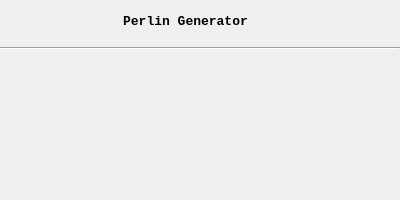
Old version of the form Version_1/ui/perlinwidget.ui in the repository cgcodeboy/TerrainBuilder.
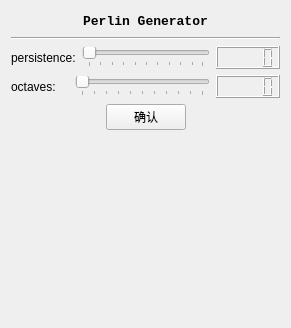
New version of the form.

What changed in the file:
```diff
--- a/Version_1/ui/perlinwidget.ui
+++ b/Version_1/ui/perlinwidget.ui
@@ -6,35 +6,15 @@
    <rect>
     <x>0</x>
     <y>0</y>
-    <width>400</width>
-    <height>200</height>
-   </rect>
-  </property>
-  <property name="windowTitle">
-   <string>Perlin Generator</string>
-  </property>
-  <widget class="Line" name="line">
-   <property name="geometry">
-    <rect>
-     <x>0</x>
-     <y>40</y>
-     <width>400</width>
-     <height>16</height>
-    </rect>
-   </property>
-   <property name="orientation">
-    <enum>Qt::Horizontal</enum>
-   </property>
-  </widget>
-  <widget class="QWidget" name="layoutWidget">
-   <property name="geometry">
-    <rect>
-     <x>40</x>
-     <y>10</y>
      <width>291</width>
-     <height>22</height>
-    </rect>
-   </property>
+    <height>328</height>
+   </rect>
+  </property>
+  <property name="windowTitle">
+   <string>Perlin Generator</string>
+  </property>
+  <layout class="QVBoxLayout" name="verticalLayout">
+   <item>
    <layout class="QHBoxLayout" name="horizontalLayout">
     <item>
      <spacer name="horizontalSpacer">
@@ -81,7 +61,119 @@
      </spacer>
     </item>
    </layout>
-  </widget>
+   </item>
+   <item>
+    <widget class="Line" name="line">
+     <property name="orientation">
+      <enum>Qt::Horizontal</enum>
+     </property>
+    </widget>
+   </item>
+   <item>
+    <layout class="QHBoxLayout" name="horizontalLayout_2">
+     <item>
+      <widget class="QLabel" name="label_2">
+       <property name="text">
+        <string>persistence:</string>
+       </property>
+      </widget>
+     </item>
+     <item>
+      <widget class="QSlider" name="persistance_SL">
+       <property name="singleStep">
+        <number>0</number>
+       </property>
+       <property name="orientation">
+        <enum>Qt::Horizontal</enum>
+       </property>
+       <property name="tickPosition">
+        <enum>QSlider::TicksBelow</enum>
+       </property>
+      </widget>
+     </item>
+     <item>
+      <widget class="QLCDNumber" name="persistance_LCD"/>
+     </item>
+    </layout>
+   </item>
+   <item>
+    <layout class="QHBoxLayout" name="horizontalLayout_3">
+     <item>
+      <widget class="QLabel" name="label_3">
+       <property name="text">
+        <string>octaves:    </string>
+       </property>
+      </widget>
+     </item>
+     <item>
+      <widget class="QSlider" name="octaves_SL">
+       <property name="maximum">
+        <number>10</number>
+       </property>
+       <property name="orientation">
+        <enum>Qt::Horizontal</enum>
+       </property>
+       <property name="tickPosition">
+        <enum>QSlider::TicksBelow</enum>
+       </property>
+      </widget>
+     </item>
+     <item>
+      <widget class="QLCDNumber" name="octaves_LCD"/>
+     </item>
+    </layout>
+   </item>
+   <item>
+    <layout class="QHBoxLayout" name="horizontalLayout_4">
+     <item>
+      <spacer name="horizontalSpacer_4">
+       <property name="orientation">
+        <enum>Qt::Horizontal</enum>
+       </property>
+       <property name="sizeHint" stdset="0">
+        <size>
+         <width>40</width>
+         <height>20</height>
+        </size>
+       </property>
+      </spacer>
+     </item>
+     <item>
+      <widget class="QPushButton" name="confirm_BT">
+       <property name="text">
+        <string>确认</string>
+       </property>
+      </widget>
+     </item>
+     <item>
+      <spacer name="horizontalSpacer_3">
+       <property name="orientation">
+        <enum>Qt::Horizontal</enum>
+       </property>
+       <property name="sizeHint" stdset="0">
+        <size>
+         <width>40</width>
+         <height>20</height>
+        </size>
+       </property>
+      </spacer>
+     </item>
+    </layout>
+   </item>
+   <item>
+    <spacer name="verticalSpacer">
+     <property name="orientation">
+      <enum>Qt::Vertical</enum>
+     </property>
+     <property name="sizeHint" stdset="0">
+      <size>
+       <width>20</width>
+       <height>169</height>
+      </size>
+     </property>
+    </spacer>
+   </item>
+  </layout>
  </widget>
  <resources/>
  <connections/>
```
Left out of the diff: 35 changed lines with no effect on the pictures. Lines whose indentation alone changed are shown as unchanged.
